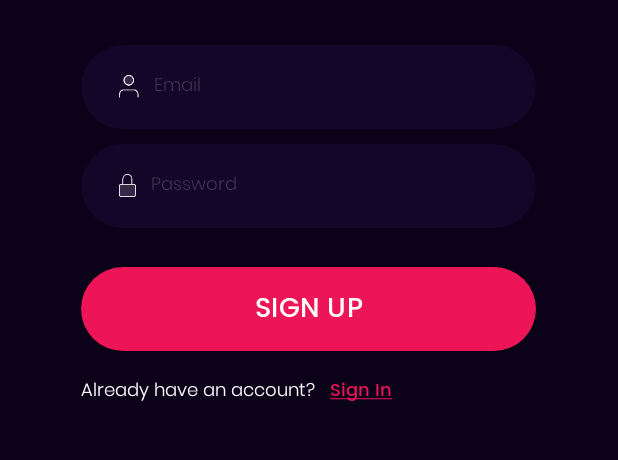
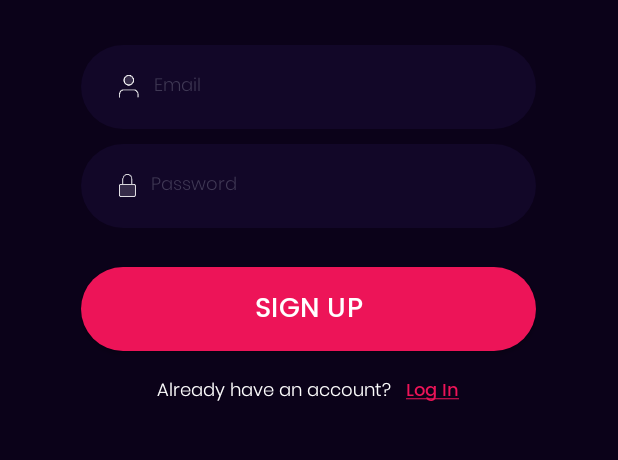
Before and after one commit to keirakaitlynn/D-Side-Application, an Android app: the screen it shows after launch (MainActivity), on a phone screen of 412 x 824 dp, the part 555-1015 px from its top. Run offline under Robolectric (Android 15) with nearby library versions, the phone set to English and light mode, and no system bars; our stand-ins replace Firebase (no records; nobody signed in at launch, a user with empty details on screens opened directly).

Commit message:
Added styles to themes.xml.

```diff
--- a/app/src/main/java/com/example/dsideapp/MainActivity.kt
+++ b/app/src/main/java/com/example/dsideapp/MainActivity.kt
@@ -67,7 +67,7 @@ class MainActivity : AppCompatActivity() {
             password = findViewById(R.id.passInput)
             createAccount(email.getText().toString().trim(), password.getText().toString().trim())
         }
-        //signIn("barackobama42@gmail.com", "fortnite")       // THE IMPORTANT BITS
+        //signIn("keirakaitlynn@gmail.com", "AHHHHH")       // THE IMPORTANT BITS
 
     }
     public override fun onStart() {
--- a/app/src/main/res/drawable/edittext_round.xml
+++ b/app/src/main/res/drawable/rectangle_round.xml
@@ -1,5 +1,4 @@
 <?xml version="1.0" encoding="utf-8"?>
-<!--  res/drawable/edittext_rounded_corners.xml -->
 <selector xmlns:android="http://schemas.android.com/apk/res/android">
 
     <item android:state_pressed="true" android:state_focused="true">
--- a/app/src/main/res/layout/activity_main.xml
+++ b/app/src/main/res/layout/activity_main.xml
@@ -23,35 +23,29 @@
 
         <EditText
             android:id="@+id/emailInput"
+            style="@style/edittext_round"
+            android:background="@drawable/rectangle_round"
+            android:minHeight="56dp"
             android:layout_width="match_parent"
             android:layout_height="wrap_content"
-            android:background="@drawable/edittext_round"
             android:layout_marginTop="30dp"
             android:paddingStart="25dp"
             android:drawableStart="@drawable/icon_user_smallxxxhdpi"
-            android:drawablePadding="10dp"
-            android:ems="10"
             android:hint="Email "
-            android:textSize="12sp"
-            android:textColor="@color/white"
-            android:inputType="textEmailAddress"
-            android:minHeight="56dp"/>
+            android:inputType="textEmailAddress" />
 
         <EditText
             android:id="@+id/passInput"
+            style="@style/edittext_round"
+            android:background="@drawable/rectangle_round"
+            android:minHeight="56dp"
             android:layout_width="match_parent"
             android:layout_height="wrap_content"
-            android:background="@drawable/edittext_round"
             android:layout_marginTop="10dp"
             android:paddingStart="25dp"
             android:drawableStart="@drawable/icon_lock_smallxxxhdpi"
-            android:drawablePadding="10dp"
-            android:ems="10"
             android:hint="Password"
-            android:textSize="12sp"
-            android:textColor="@color/white"
-            android:inputType="textEmailAddress"
-            android:minHeight="56dp" />
+            android:inputType="textEmailAddress" />
 
         <Button
             android:id="@+id/submitButton"
@@ -59,16 +53,12 @@
             android:layout_height="wrap_content"
             android:layout_marginTop="20dp"
             android:minHeight="68dp"
-            android:fontFamily="@font/primary"
-            android:letterSpacing=".01"
-            android:text="Sign Up"
-            android:textSize="18sp"
-            android:textStyle="bold"
-            app:cornerRadius="80dp" />
+            android:text="Sign Up" />
 
         <LinearLayout
             android:layout_width="wrap_content"
             android:layout_height="wrap_content"
+            android:layout_gravity="center"
             android:orientation="horizontal"
             android:layout_marginTop="10dp">
 
@@ -76,19 +66,16 @@
                 android:id="@+id/textView2"
                 android:layout_width="wrap_content"
                 android:layout_height="35dp"
-                android:text="Already have an account?"
-                android:textSize="12sp" />
+                android:text="Already have an account?" />
 
             <TextView
                 android:id="@+id/textView3"
                 android:layout_width="wrap_content"
                 android:layout_height="35dp"
                 android:paddingStart="10dp"
-                android:fontFamily="@font/primary"
                 android:textStyle="bold"
                 android:textColor="@color/pink"
-                android:text="@string/sign_in"
-                android:textSize="12sp" />
+                android:text="@string/log_in"/>
         </LinearLayout>
     </LinearLayout>
 </LinearLayout>
--- a/app/src/main/res/values/strings.xml
+++ b/app/src/main/res/values/strings.xml
@@ -1,4 +1,4 @@
 <resources>
     <string name="app_name">DSide</string>
-    <string name="sign_in"><u>Sign In</u></string>
+    <string name="log_in"><u>Log In</u></string>
 </resources>
--- a/app/src/main/res/values/themes.xml
+++ b/app/src/main/res/values/themes.xml
@@ -11,12 +11,46 @@
         <item name="colorOnSecondary">@color/purple_400</item>
         <!-- Status bar color. -->
         <item name="android:statusBarColor" tools:targetApi="l">?attr/colorPrimaryVariant</item>
+
         <!-- Customize your theme here. -->
-        <item name="android:background">@color/purple_400</item>
+        <!-- KEIRA: Default font settings. -->
+        <item name="android:fontFamily">@font/primary</item>
         <item name="android:textColor">@color/white</item>
+        <item name="android:textSize">12sp</item>
         <item name="android:editTextColor">@color/white</item>
         <item name="android:textColorHint">@color/purple_100</item>
-        <item name="android:fontFamily">@font/primary</item>
+
+        <!-- KEIRA: Background settings. -->
+        <item name="android:background">@color/purple_400</item>
+
+        <!-- KEIRA: Button styles. -->
+        <item name="materialButtonStyle">@style/button_pink</item>
     </style>
 
+    <!-- KEIRA: A pink button. -->
+    <style name="button_pink" parent="Widget.MaterialComponents.Button">
+        <item name="cornerRadius">80dp</item>
+        <item name="android:textSize">18sp</item>
+        <item name="android:textStyle">bold</item>
+        <item name="android:letterSpacing">.01</item>
+        <!-- To add...
+            android:minHeight="68dp"
+        -->
+    </style>
+
+    <!-- KEIRA: A round EditText. -->
+    <style name="edittext_round">
+        <item name="paddingStart">25dp</item>
+        <item name="android:drawablePadding">10dp</item>
+        <item name="android:ems">10</item>
+        <!-- To add...
+            style="@style/edittext_round"
+            android:background="@drawable/rectangle_round"
+            android:minHeight="56dp"
+            android:paddingStart="25dp"
+            android:drawableStart="@drawable/icon_name"
+        -->
+    </style>
+
+
 </resources>
```
